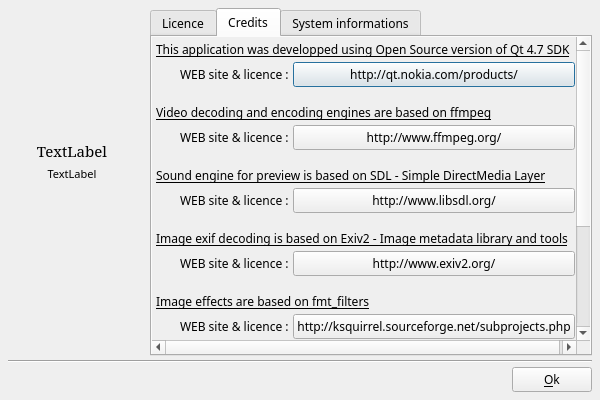
Above: DlgAbout.ui from boenki/ffdiaporama before the change. Below: the same form after it.
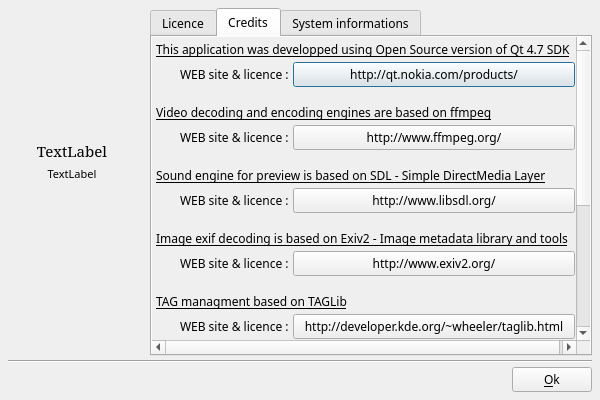
That is the form after the change. The open tabs and pages were chosen to show the change. Icons and pictures are not drawn.

Diff of the .ui file:
```diff
--- a/DlgAbout.ui
+++ b/DlgAbout.ui
@@ -86,7 +86,7 @@
        <item>
         <widget class="QTabWidget" name="tabWidget">
          <property name="currentIndex">
-          <number>0</number>
+          <number>1</number>
          </property>
          <widget class="QWidget" name="tab_2">
           <attribute name="title">
@@ -235,8 +235,8 @@
               <property name="geometry">
                <rect>
                 <x>0</x>
-                <y>0</y>
-                <width>493</width>
+                <y>-77</y>
+                <width>495</width>
                 <height>537</height>
                </rect>
               </property>
@@ -381,7 +381,7 @@
                  </property>
                 </widget>
                </item>
-               <item row="13" column="0" colspan="3">
+               <item row="16" column="0" colspan="3">
                 <widget class="QLabel" name="label_12">
                  <property name="minimumSize">
                   <size>
@@ -405,21 +405,21 @@
                  </property>
                 </widget>
                </item>
-               <item row="15" column="1">
+               <item row="18" column="1">
                 <widget class="QLabel" name="label_13">
                  <property name="text">
                   <string>C.C. WEB site :</string>
                  </property>
                 </widget>
                </item>
-               <item row="11" column="1">
+               <item row="14" column="1">
                 <widget class="QLabel" name="label_15">
                  <property name="text">
                   <string>WEB site &amp; licence :</string>
                  </property>
                 </widget>
                </item>
-               <item row="10" column="0" colspan="3">
+               <item row="13" column="0" colspan="3">
                 <widget class="QLabel" name="label_14">
                  <property name="minimumSize">
                   <size>
@@ -443,7 +443,7 @@
                  </property>
                 </widget>
                </item>
-               <item row="8" column="0" colspan="3">
+               <item row="10" column="0" colspan="3">
                 <widget class="QLabel" name="label_16">
                  <property name="minimumSize">
                   <size>
@@ -467,14 +467,14 @@
                  </property>
                 </widget>
                </item>
-               <item row="9" column="1">
+               <item row="12" column="1">
                 <widget class="QLabel" name="label_17">
                  <property name="text">
                   <string>WEB site &amp; licence :</string>
                  </property>
                 </widget>
                </item>
-               <item row="16" column="2">
+               <item row="19" column="2">
                 <spacer name="verticalSpacer_2">
                  <property name="orientation">
                   <enum>Qt::Vertical</enum>
@@ -555,7 +555,7 @@
                  </property>
                 </widget>
                </item>
-               <item row="9" column="2">
+               <item row="12" column="2">
                 <widget class="QPushButton" name="FMTFWebSiteBT">
                  <property name="sizePolicy">
                   <sizepolicy hsizetype="Preferred" vsizetype="Fixed">
@@ -572,7 +572,7 @@
                  </property>
                 </widget>
                </item>
-               <item row="11" column="2">
+               <item row="14" column="2">
                 <widget class="QPushButton" name="CrystalWebSiteBT">
                  <property name="sizePolicy">
                   <sizepolicy hsizetype="Preferred" vsizetype="Fixed">
@@ -589,7 +589,7 @@
                  </property>
                 </widget>
                </item>
-               <item row="15" column="2">
+               <item row="18" column="2">
                 <widget class="QPushButton" name="CC2WebSiteBT">
                  <property name="sizePolicy">
                   <sizepolicy hsizetype="Preferred" vsizetype="Fixed">
@@ -606,6 +606,54 @@
                  </property>
                 </widget>
                </item>
+               <item row="8" column="0" colspan="3">
+                <widget class="QLabel" name="label_20">
+                 <property name="minimumSize">
+                  <size>
+                   <width>0</width>
+                   <height>30</height>
+                  </size>
+                 </property>
+                 <property name="font">
+                  <font>
+                   <underline>true</underline>
+                  </font>
+                 </property>
+                 <property name="text">
+                  <string>TAG managment based on TAGLib</string>
+                 </property>
+                 <property name="alignment">
+                  <set>Qt::AlignBottom|Qt::AlignLeading|Qt::AlignLeft</set>
+                 </property>
+                 <property name="wordWrap">
+                  <bool>true</bool>
+                 </property>
+                </widget>
+               </item>
+               <item row="9" column="1">
+                <widget class="QLabel" name="label_21">
+                 <property name="text">
+                  <string>WEB site &amp; licence :</string>
+                 </property>
+                </widget>
+               </item>
+               <item row="9" column="2">
+                <widget class="QPushButton" name="TAGLibWebSiteBT">
+                 <property name="sizePolicy">
+                  <sizepolicy hsizetype="Preferred" vsizetype="Fixed">
+                   <horstretch>0</horstretch>
+                   <verstretch>0</verstretch>
+                  </sizepolicy>
+                 </property>
+                 <property name="text">
+                  <string notr="true">http://developer.kde.org/~wheeler/taglib.html</string>
+                 </property>
+                 <property name="icon">
+                  <iconset>
+                   <normaloff>SubProjects/ffDiaporamaMMFiler/img/Internet.png</normaloff>SubProjects/ffDiaporamaMMFiler/img/Internet.png</iconset>
+                 </property>
+                </widget>
+               </item>
               </layout>
              </widget>
             </widget>
```
